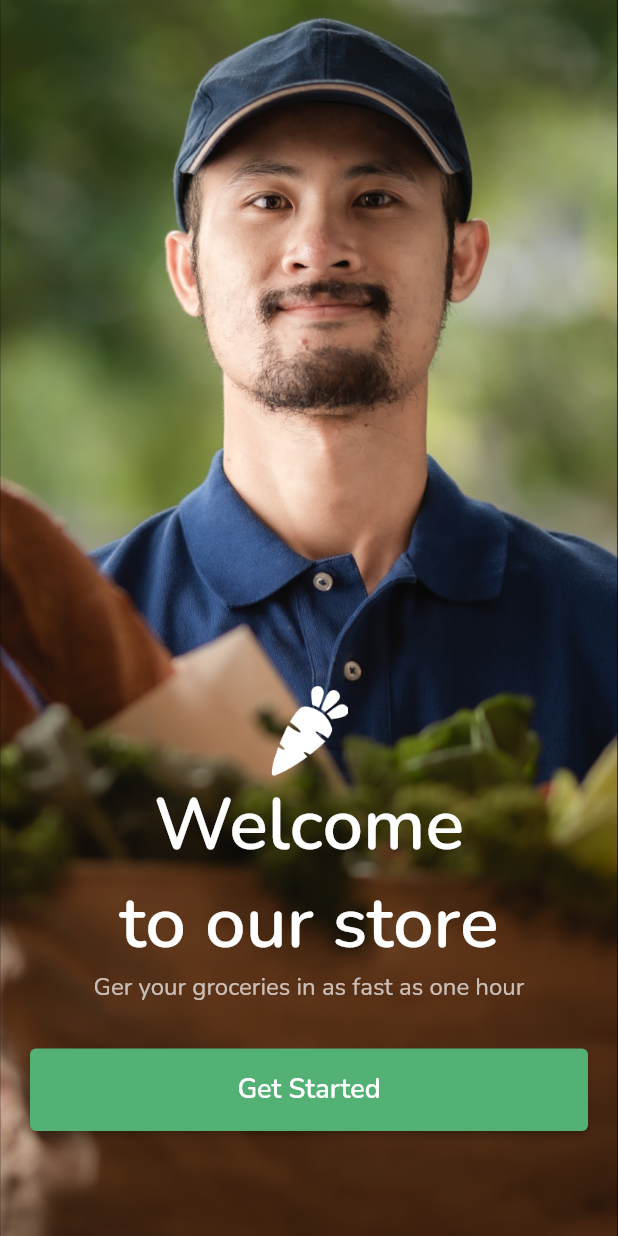
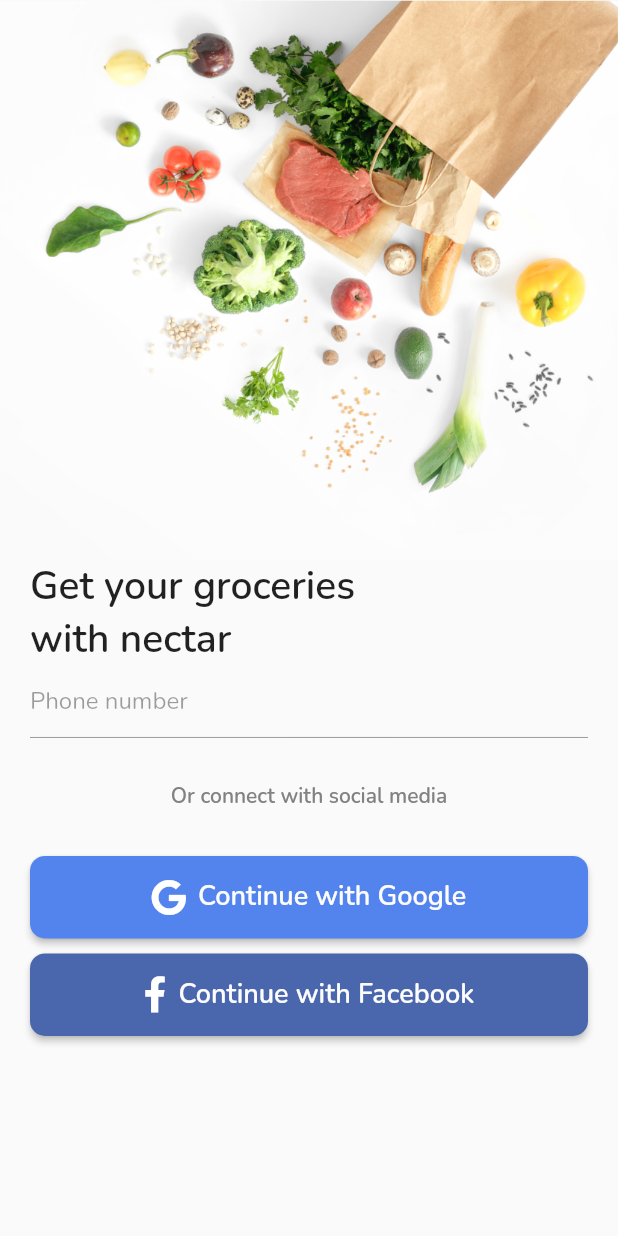
Before and after one commit to MunasirPv/Flutter-Grocery-App, a Flutter app: the screen it shows after launch, after a tap on "Get Started", on a phone screen of 412 x 824 dp. Run offline on Flutter 3.47's test engine with Material 2 defaults, Android fonts, the phone set to English and light mode, and no system bars; our stand-ins replace font_awesome_flutter, google_fonts.

Commit message:
login.dart

```diff
--- /dev/null
+++ b/lib/view/login.dart
@@ -0,0 +1,93 @@
+import 'package:flutter/material.dart';
+import 'package:font_awesome_flutter/font_awesome_flutter.dart';
+
+class Login extends StatelessWidget {
+  const Login({Key? key}) : super(key: key);
+  @override
+  Widget build(BuildContext context) {
+    return Scaffold(
+      body: Column(
+        children: [
+          Image.asset(
+            'assets/images/sign-in-bg.png',
+          ),
+          Padding(
+            padding: const EdgeInsets.symmetric(horizontal: 20),
+            child: Column(
+              crossAxisAlignment: CrossAxisAlignment.stretch,
+              children: [
+                const Text(
+                  'Get your groceries\nwith nectar',
+                  style: TextStyle(
+                    fontSize: 26,
+                    fontWeight: FontWeight.w600
+                  ),
+                ),
+                TextFormField(
+                  enabled: false,
+                  decoration: const InputDecoration(
+                    hintText: 'Phone number'
+                  ),
+                ),
+                const SizedBox(height: 30),
+                const Text(
+                  'Or connect with social media',
+                  textAlign: TextAlign.center,
+                  style: TextStyle(
+                    fontSize: 14,
+                    fontWeight: FontWeight.w600,
+                    color: Color(0xFF828282)
+                  ),
+                ),
+                const SizedBox(height: 30),
+                SocialButton(
+                  onPressed: (){},
+                  icon: const FaIcon(FontAwesomeIcons.google),
+                  title: 'Continue with Google',
+                  color: const Color(0xFF5383EC),
+                ),
+                const SizedBox(height: 10),
+                SocialButton(
+                  onPressed: (){},
+                  icon: const FaIcon(FontAwesomeIcons.facebookF),
+                  title: 'Continue with Facebook',
+                  color: const Color(0xFF4A66AC),
+                ),
+              ],
+            ),
+          ),
+        ],
+      ),
+    );
+  }
+}
+
+class SocialButton extends StatelessWidget {
+  final VoidCallback onPressed;
+  final String title;
+  final Color color;
+  final Widget icon;
+  const SocialButton({Key? key, required this.onPressed, required this.title, required this.color, required this.icon}) : super(key: key);
+  @override
+  Widget build(BuildContext context) {
+    return ElevatedButton.icon(
+      onPressed: onPressed,
+      style: ElevatedButton.styleFrom(
+        primary: color,
+        padding: const EdgeInsets.symmetric(vertical: 15),
+        shape: RoundedRectangleBorder(
+          borderRadius: BorderRadius.circular(10)
+        ),
+      ),
+      icon: icon,
+      label: Text(
+        title,
+        style: const TextStyle(
+          color: Color(0xFFFCFCFC),
+          fontSize: 18,
+          fontWeight: FontWeight.w600
+        ),
+      ),
+    );
+  }
+}
--- a/lib/view/onboarding.dart
+++ b/lib/view/onboarding.dart
@@ -1,4 +1,6 @@
 import 'package:flutter/material.dart';
+import 'package:grocery_app/utils/page_navigator.dart';
+import 'package:grocery_app/view/login.dart';
 
 class Onboarding extends StatelessWidget {
   const Onboarding({Key? key}) : super(key: key);
@@ -44,7 +46,7 @@ class Onboarding extends StatelessWidget {
               ),
               const SizedBox(height: 30),
               ElevatedButton(
-                onPressed: (){},
+                onPressed: () => PageNavigator.push(context, route: const Login()),
                 style: ElevatedButton.styleFrom(
                   primary: Theme.of(context).primaryColor,
                   padding: const EdgeInsets.symmetric(
--- a/pubspec.yaml
+++ b/pubspec.yaml
@@ -35,6 +35,7 @@ dependencies:
   # Use with the CupertinoIcons class for iOS style icons.
   cupertino_icons: ^1.0.2
   google_fonts: ^2.1.0
+  font_awesome_flutter: ^9.1.0
 
 dev_dependencies:
   flutter_test:
```
Also changed, not shown: pubspec.lock.
